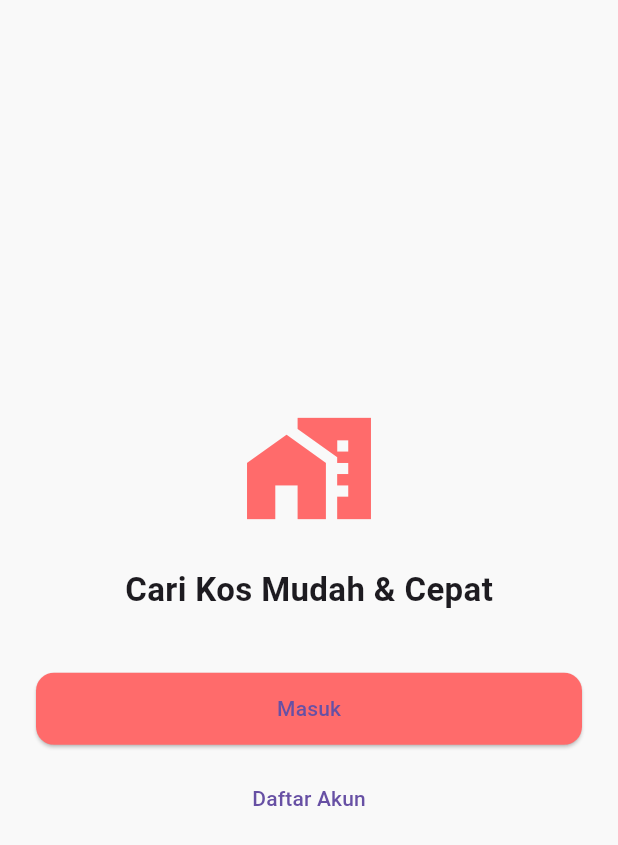
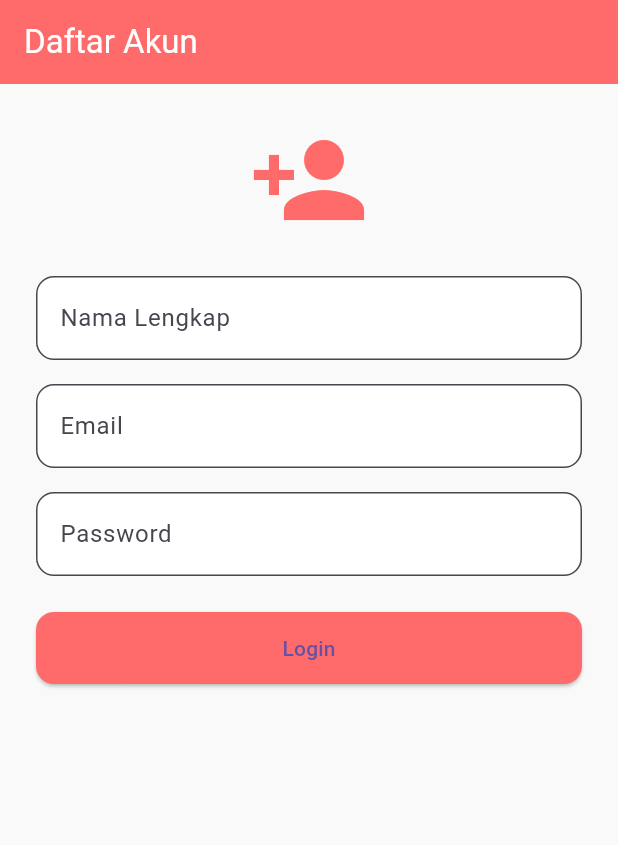
Before and after one commit to Iqbalnrflah/Tubes-Flutter, a Flutter app: the screen it shows after launch, on a phone screen of 412 x 824 dp. Shown: the top 845 px of the screen. Run offline on Flutter 3.47's test engine with Material 3 defaults, Android fonts, the phone set to English and light mode, and no system bars; our stand-ins replace firebase_auth; accounts and stored records are empty.

Commit message:
update fitur tambah kos

```diff
--- a/lib/auth/auth_wrapper.dart
+++ b/lib/auth/auth_wrapper.dart
@@ -1,15 +1,28 @@
 import 'package:flutter/material.dart';
-import '../pages/welcome_pages.dart';
-import '../pages/pages.dart';
+import 'package:firebase_auth/firebase_auth.dart';
+import '../pages/login_pages.dart';
+import '../pages/kamar_pages.dart';
 
 class AuthWrapper extends StatelessWidget {
   const AuthWrapper({super.key});
 
   @override
   Widget build(BuildContext context) {
-    // sementara anggap belum login
-    bool isLogin = false;
+    return StreamBuilder<User?>(
+      stream: FirebaseAuth.instance.authStateChanges(),
+      builder: (context, snapshot) {
+        if (snapshot.connectionState == ConnectionState.waiting) {
+          return const Scaffold(
+            body: Center(child: CircularProgressIndicator()),
+          );
+        }
 
-    return isLogin ? const Pages() : const WelcomePages();
+        if (snapshot.hasData) {
+          return const KamarPages(); // SUDAH LOGIN
+        }
+
+        return const LoginPages(); // BELUM LOGIN
+      },
+    );
   }
 }
--- /dev/null
+++ b/lib/pages/login_pages.dart
@@ -0,0 +1,47 @@
+import 'package:flutter/material.dart';
+
+class LoginPages extends StatelessWidget {
+  const LoginPages({super.key});
+
+  @override
+  Widget build(BuildContext context) {
+    return Scaffold(
+      appBar: AppBar(title: const Text("Daftar Akun")),
+      body: SingleChildScrollView(
+        padding: const EdgeInsets.all(24),
+        child: Column(
+          children: [
+            const Icon(Icons.person_add,
+                size: 80, color: Color(0xFFFF6B6B)),
+            const SizedBox(height: 24),
+
+            _input("Nama Lengkap"),
+            const SizedBox(height: 16),
+            _input("Email"),
+            const SizedBox(height: 16),
+            _input("Password", isPassword: true),
+
+            const SizedBox(height: 24),
+            SizedBox(
+              width: double.infinity,
+              height: 48,
+              child: ElevatedButton(
+                onPressed: () {
+                  Navigator.pop(context);
+                },
+                child: const Text("Login"),
+              ),
+            ),
+          ],
+        ),
+      ),
+    );
+  }
+
+  Widget _input(String hint, {bool isPassword = false}) {
+    return TextField(
+      obscureText: isPassword,
+      decoration: InputDecoration(hintText: hint),
+    );
+  }
+}
--- a/lib/pages/pages.dart
+++ b/lib/pages/pages.dart
@@ -1,5 +1,6 @@
 import 'package:flutter/material.dart';
-import '../shared/kos_model.dart';
+import 'package:tubes_flutter/shared/kos_shared.dart';
+import '../shared/kos_shared.dart';
 import 'kamar_pages.dart';
 import 'profil_pages.dart';
 import 'tambah_kos_pages.dart';
@@ -14,12 +15,12 @@ class Pages extends StatefulWidget {
 class _PagesState extends State<Pages> {
   int index = 0;
 
-  final List<KosModel> kosList = [
-    KosModel(nama: "Kos Putra", harga: "Rp 800.000 / bulan"),
-    KosModel(nama: "Kos Putri", harga: "Rp 900.000 / bulan"),
+  final List<KosCard> kosList = [
+    KosCard(nama: "Kos Putra", harga: "Rp 800.000 / bulan"),
+    KosCard(nama: "Kos Putri", harga: "Rp 900.000 / bulan"),
   ];
 
-  void tambahKos(KosModel kos) {
+  void tambahKos(KosCard kos) {
     setState(() {
       kosList.add(kos);
     });
@@ -36,7 +37,7 @@ class _PagesState extends State<Pages> {
           ? FloatingActionButton(
               child: const Icon(Icons.add),
               onPressed: () async {
-                final result = await Navigator.push<KosModel>(
+                final result = await Navigator.push<KosCard>(
                   context,
                   MaterialPageRoute(
                     builder: (_) => const TambahKosPages(),
--- a/lib/pages/tambah_kos_pages.dart
+++ b/lib/pages/tambah_kos_pages.dart
@@ -27,7 +27,6 @@ class TambahKosPages extends StatelessWidget {
               ),
             ),
             const SizedBox(height: 24),
-
             SizedBox(
               width: double.infinity,
               height: 48,
--- a/lib/pages/welcome_pages.dart
+++ b/lib/pages/welcome_pages.dart
@@ -1,6 +1,7 @@
 import 'package:flutter/material.dart';
+import 'package:tubes_flutter/pages/login_pages.dart';
 import 'register_pages.dart';
-import 'pages.dart';
+import 'login_pages.dart';
 
 class WelcomePages extends StatelessWidget {
   const WelcomePages({super.key});
@@ -20,8 +21,6 @@ class WelcomePages extends StatelessWidget {
               style: TextStyle(fontSize: 22, fontWeight: FontWeight.bold),
             ),
             const SizedBox(height: 40),
-
-            /// LOGIN
             SizedBox(
               width: double.infinity,
               height: 48,
@@ -35,16 +34,13 @@ class WelcomePages extends StatelessWidget {
                 onPressed: () {
                   Navigator.pushReplacement(
                     context,
-                    MaterialPageRoute(builder: (_) => const Pages()),
+                    MaterialPageRoute(builder: (_) => const LoginPages()),
                   );
                 },
-                child: const Text("Masuk"),
+                child: const Text("Login"),
               ),
             ),
-
             const SizedBox(height: 12),
-
-            /// REGISTER
             TextButton(
               onPressed: () {
                 Navigator.push(
--- a/lib/shared/kos_shared.dart
+++ b/lib/shared/kos_shared.dart
@@ -4,19 +4,16 @@ import 'theme_shared.dart';
 class KosCard extends StatelessWidget {
   final String nama;
   final String harga;
-  final VoidCallback onTap;
 
   const KosCard({
     super.key,
     required this.nama,
     required this.harga,
-    required this.onTap,
   });
 
   @override
   Widget build(BuildContext context) {
     return InkWell(
-      onTap: onTap,
       child: Container(
         margin: const EdgeInsets.only(bottom: 16),
         padding: const EdgeInsets.all(16),
```
Also changed, not shown: lib/auth/auth_service.dart (+12 -4 lines), lib/pages/detail_kamar_pages.dart (+140 -24 lines).
